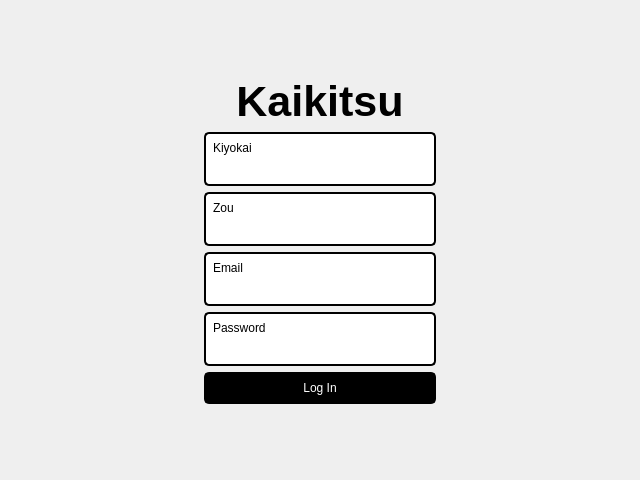
Before: the Qt Designer form app/ui/startup/login.ui in MrYapikZ/kaikitsu, drawn with Qt 5.
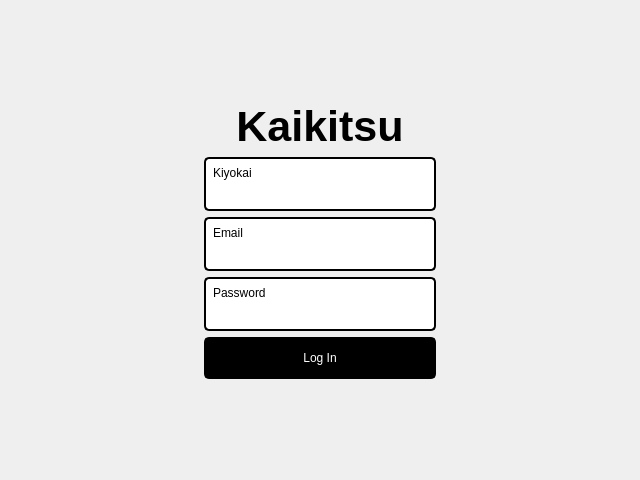
After: the same form once the commit is applied.

Commit message: feat: minimalize login panel get zou from kiyokai url

```diff
--- a/app/ui/startup/login.ui
+++ b/app/ui/startup/login.ui
@@ -105,22 +105,6 @@
         </layout>
        </widget>
       </item>
-      <item>
-       <widget class="QWidget" name="widgetZou" native="true">
-        <layout class="QVBoxLayout" name="verticalLayout_5">
-         <item>
-          <widget class="QLabel" name="labelZou">
-           <property name="text">
-            <string>Zou</string>
-           </property>
-          </widget>
-         </item>
-         <item>
-          <widget class="QLineEdit" name="lineEditZou"/>
-         </item>
-        </layout>
-       </widget>
-      </item>
       <item>
        <widget class="QWidget" name="widgetEmail" native="true">
         <layout class="QVBoxLayout" name="verticalLayout_2">
@@ -162,6 +146,12 @@
         <layout class="QVBoxLayout" name="verticalLayout_4">
          <item>
           <widget class="QPushButton" name="pushButtonLogIn">
+           <property name="minimumSize">
+            <size>
+             <width>0</width>
+             <height>24</height>
+            </size>
+           </property>
            <property name="text">
             <string>Log In</string>
            </property>
```
The commit also changes 11 other files.
